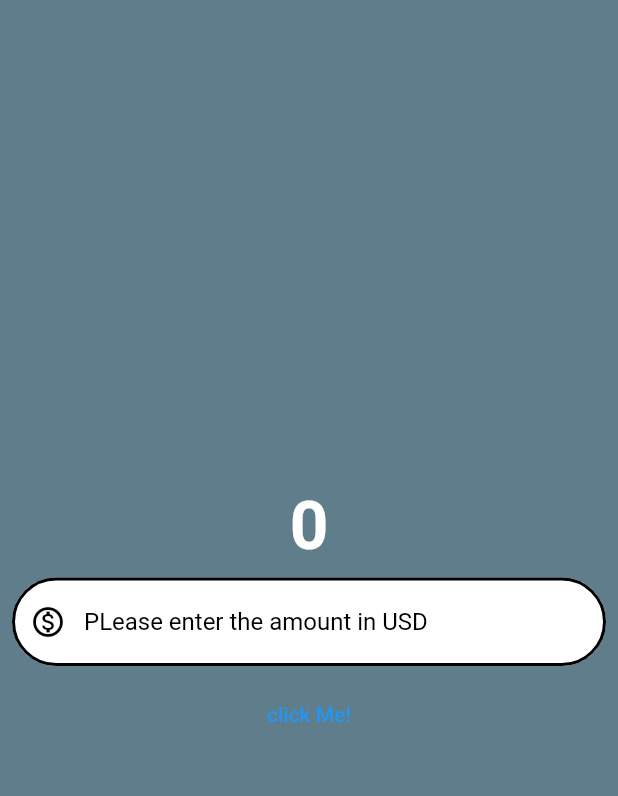
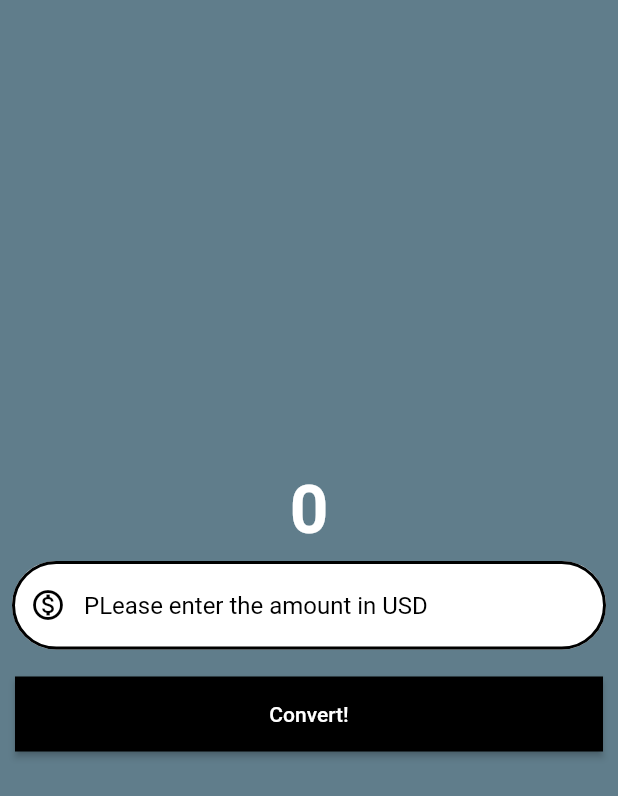
Before and after one commit to KHALEDKHLYAN/Flutter_zero_to_Hero, a Flutter app: the screen it shows after launch, on a phone screen of 412 x 824 dp. Shown: the top 796 px of the screen. Run offline on Flutter 3.47's test engine with Material 2 defaults, Android fonts, the phone set to English and light mode, and no system bars.

Commit message:
flutter currency convverter

```diff
--- a/lib/home.dart
+++ b/lib/home.dart
@@ -53,9 +53,22 @@ class Home extends StatelessWidget {
                 ),
               ),
             ),
-            TextButton(
-              onPressed: (){},
-              child: const Text('click Me!'),
+            Padding(
+              padding: const EdgeInsets.all(10.0),
+              child: ElevatedButton(
+                onPressed: () {},
+                style: const ButtonStyle(
+                  backgroundColor: MaterialStatePropertyAll(Colors.black),
+                  foregroundColor: MaterialStatePropertyAll(Colors.white),
+                  minimumSize: MaterialStatePropertyAll(
+                    Size(double.infinity, 50),
+                  ),
+                  shape: MaterialStatePropertyAll(
+                    BeveledRectangleBorder(),
+                  ),
+                ),
+                child: const Text('Convert!'),
+              ),
             )
           ],
         ),
```
